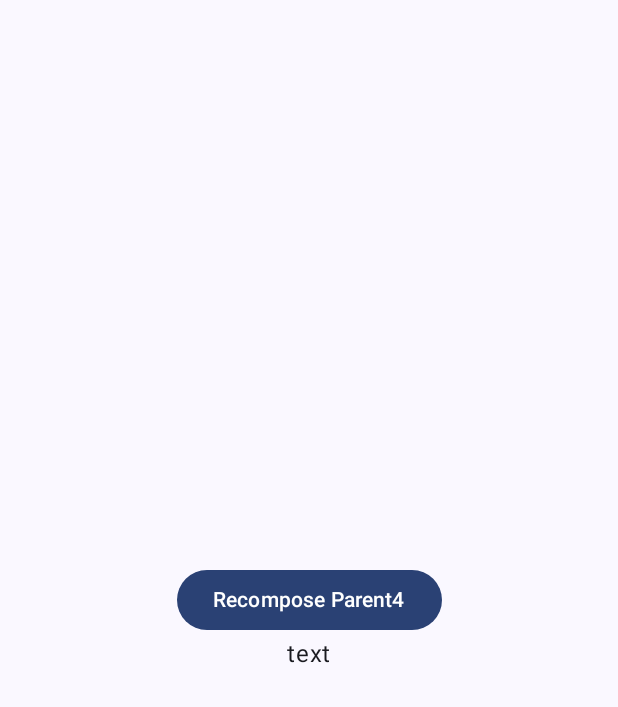
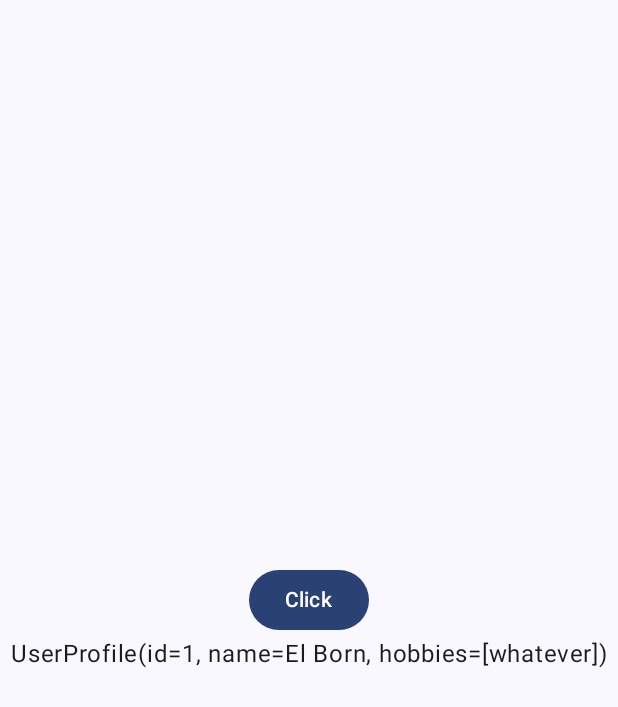
Before and after one commit to Gnarll/Android-basics, an Android app built with Jetpack Compose: the screen it shows after launch (MainActivity), on a phone screen of 412 x 824 dp. Shown: the top 707 px of the screen. Run offline under Robolectric (Android 15) with nearby library versions, the phone set to English and light mode, and no system bars.

Commit message:
add case5

```diff
--- a/app/src/main/java/com/example/androidbasics/MainActivity.kt
+++ b/app/src/main/java/com/example/androidbasics/MainActivity.kt
@@ -11,7 +11,7 @@ import androidx.compose.foundation.layout.padding
 import androidx.compose.material3.Scaffold
 import androidx.compose.ui.Alignment
 import androidx.compose.ui.Modifier
-import com.example.androidbasics.cases.Parent4
+import com.example.androidbasics.cases.Parent5
 import com.example.androidbasics.ui.theme.AndroidBasicsTheme
 
 class MainActivity : ComponentActivity() {
@@ -28,7 +28,7 @@ class MainActivity : ComponentActivity() {
                             .padding(innerPadding)
                             .fillMaxSize()
                     ) {
-                        Parent4()
+                        Parent5()
                     }
                 }
             }
--- /dev/null
+++ b/app/src/main/java/com/example/androidbasics/cases/Case5.kt
@@ -0,0 +1,48 @@
+package com.example.androidbasics.cases
+
+import androidx.compose.material3.Button
+import androidx.compose.material3.Text
+import androidx.compose.runtime.Composable
+import androidx.compose.runtime.Immutable
+import androidx.compose.runtime.SideEffect
+import androidx.compose.runtime.getValue
+import androidx.compose.runtime.mutableIntStateOf
+import androidx.compose.runtime.remember
+import androidx.compose.runtime.setValue
+
+
+// The best case for beneficial use of @Immutable I could come up with
+// is creating this object without remember and let framework compare it
+// by equals instead of link, as it becomes when we have unstable types
+@Immutable
+data class UserProfile(
+    val id: String,
+    val name: String,
+    val hobbies: List<String> = listOf("whatever")
+)
+
+
+@Composable
+fun Parent5() {
+    SideEffect { println("Parent recomposed ") }
+
+    var counter by remember { mutableIntStateOf(1) }
+    val dummy = counter
+
+    val buttonLambda = { counter += 1 }
+
+    Button(onClick = buttonLambda) {
+        Text("Click")
+    }
+
+    // simple remember could reduce recompositions, caused by parent recomposition
+    Child5(userProfile = UserProfile("1", "El Born"))
+
+}
+
+@Composable
+fun Child5(userProfile: UserProfile) {
+    SideEffect { println("Child recomposed") }
+
+    Text("$userProfile")
+}
```
